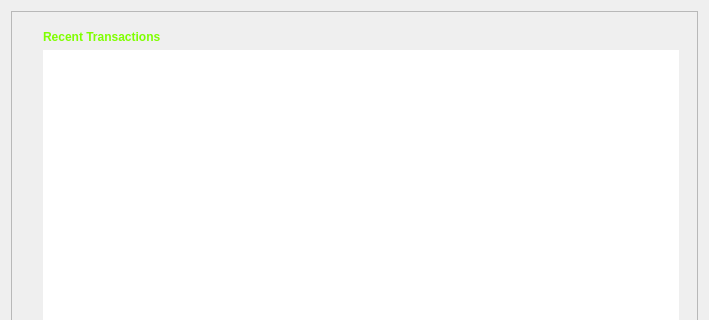
Above: src/qt/forms/overviewpage.ui from FourTwentyOne/421 before the change; both pictures show x 0 to 709 and y 0 to 320 of the 709 by 495 pixel window. Below: the same form after it.
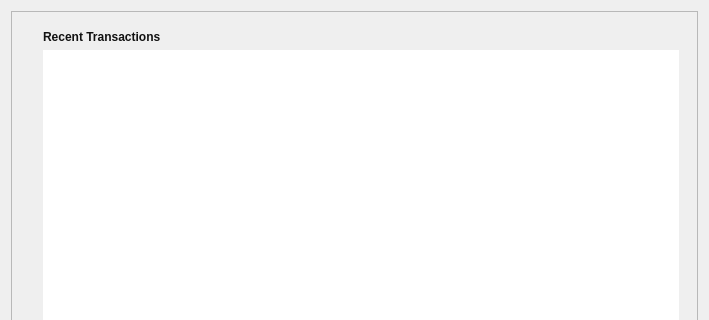
That is the form after the change. Icons and pictures are not drawn.

Commit message: overview text

```diff
--- a/src/qt/forms/overviewpage.ui
+++ b/src/qt/forms/overviewpage.ui
@@ -175,7 +175,7 @@
          <item>
           <widget class="QLabel" name="label_4">
            <property name="text">
-            <string>&lt;body&gt;&lt;b&gt;&lt;p style=&quot;color:#7fff00&quot;;&gt;Recent Transactions&lt;b/&gt;&lt;/p&gt;&lt;/body&gt;</string>
+            <string>&lt;html&gt;&lt;head/&gt;&lt;body&gt;&lt;p&gt;&lt;span style=&quot; font-weight:600; color:#121212;&quot;&gt;Recent Transactions&lt;/span&gt;&lt;/p&gt;&lt;/body&gt;&lt;/html&gt;</string>
            </property>
           </widget>
          </item>
```
Left out of the diff: 128 changed lines with no effect on the pictures.
